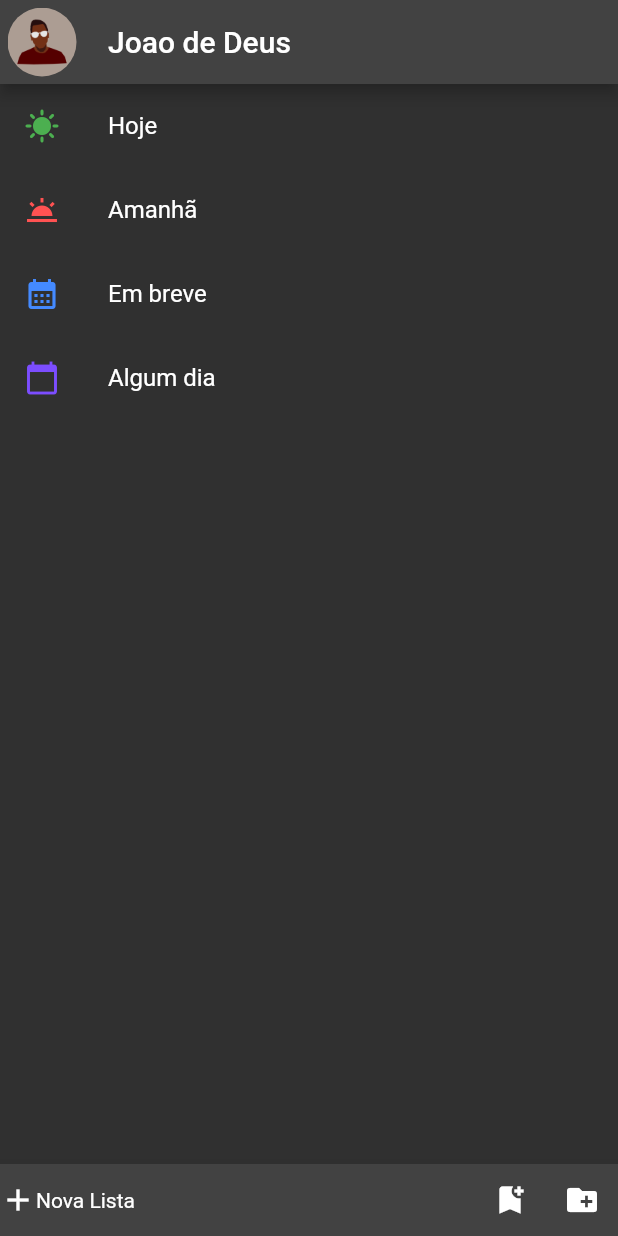
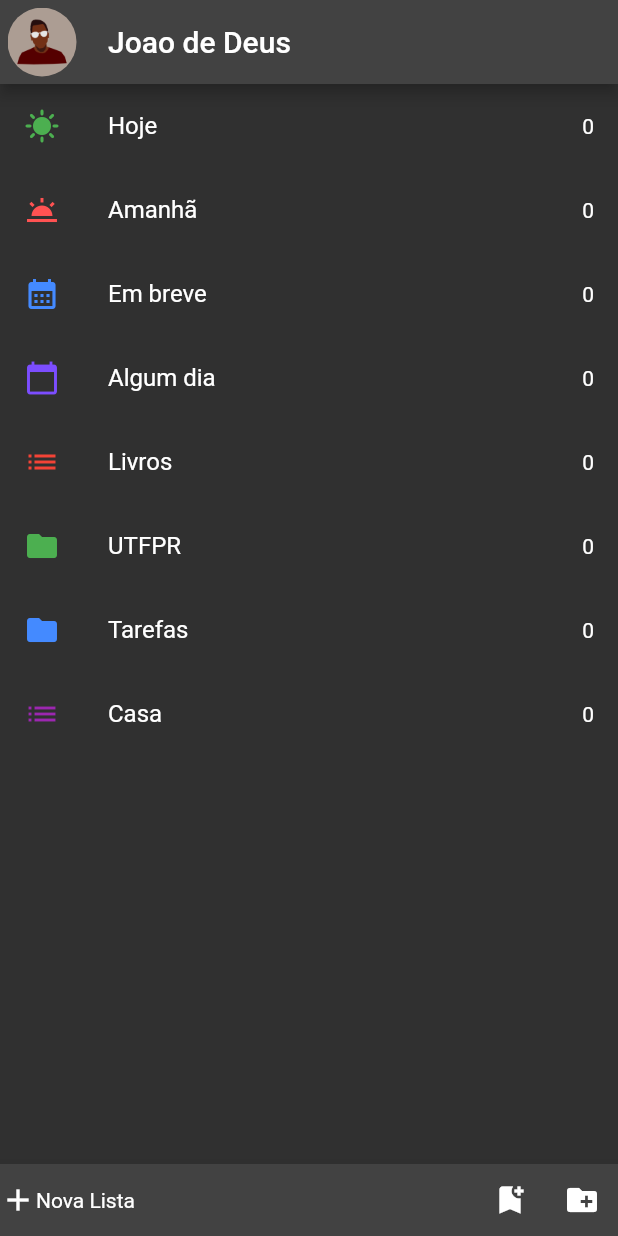
Before and after one commit to laairoy/todo, a Flutter app: the screen it shows after launch, on a phone screen of 412 x 824 dp. Run offline on Flutter 3.47's test engine with Material 2 defaults, Android fonts, the phone set to English and light mode, and no system bars.

Commit message:
added Lists and Folders in home page.

```diff
--- a/lib/pages/home_page.dart
+++ b/lib/pages/home_page.dart
@@ -1,7 +1,9 @@
 import 'package:flutter/material.dart';
-import 'package:todo/pages/fixedList.dart';
+import 'package:todo/pages/fixed_list.dart';
+import 'package:todo/pages/list_repository.dart';
 import 'package:todo/pages/login_data.dart';
 
+import 'load_list.dart';
 import 'login_page.dart';
 
 class HomePage extends StatelessWidget {
@@ -9,6 +11,7 @@ class HomePage extends StatelessWidget {
 
   final LoginData loginData = LoginData();
   final List<ItemList> fixedList = FixedList().fixedList;
+  final List<Item> loadList = ListRepository().loadList;
 
   @override
   Widget build(BuildContext context) {
@@ -25,13 +28,33 @@ class HomePage extends StatelessWidget {
           ),
         ),
       ),
-      body: ListView.builder(
-        itemCount: fixedList.length,
-        itemBuilder: (context, int index) {
-          return ListTile(
-              title: Text(fixedList[index].title),
-              leading: fixedList[index].icon);
-        },
+      body: Column(
+        children: [
+          ListView.builder(
+            shrinkWrap: true,
+            itemCount: fixedList.length,
+            itemBuilder: (context, int index) {
+              return ListTile(
+                title: Text(fixedList[index].title),
+                leading: fixedList[index].icon,
+                trailing: const Text('0'),
+              );
+            },
+          ),
+          ListView.builder(
+            shrinkWrap: true,
+            itemCount: loadList.length,
+            itemBuilder: (context, int index) {
+              return ListTile(
+                title: Text(loadList[index].name),
+                leading: loadList[index].type == ItemType.FOLDER
+                    ? Icon(Icons.folder, color: loadList[index].color)
+                    : Icon(Icons.list, color: loadList[index].color),
+                trailing: const Text('0'),
+              );
+            },
+          ),
+        ],
       ),
       bottomNavigationBar: BottomAppBar(
         color: ThemeData.dark().bottomAppBarColor,
@@ -42,7 +65,8 @@ class HomePage extends StatelessWidget {
               const Icon(Icons.add),
               const Text('Nova Lista'),
               const Spacer(),
-              IconButton(onPressed: () {}, icon: const Icon(Icons.bookmark_add)),
+              IconButton(
+                  onPressed: () {}, icon: const Icon(Icons.bookmark_add)),
               IconButton(
                   onPressed: () {
                     Navigator.push(
--- /dev/null
+++ b/lib/pages/list_repository.dart
@@ -0,0 +1,13 @@
+
+import 'package:flutter/material.dart';
+import 'package:todo/pages/load_list.dart';
+
+class ListRepository {
+  List<Item> loadList = [
+    ListItem(id: 0, name: 'Livros', color: Colors.red, type: ItemType.LIST),
+    ListItem(id: 1, name: 'UTFPR', color: Colors.green, type: ItemType.FOLDER),
+    ListItem(id: 2, name: 'Tarefas', color: Colors.blueAccent, type: ItemType.FOLDER),
+    ListItem(id: 3, name: 'Casa', color: Colors.purple, type: ItemType.LIST),
+
+  ];
+}
--- /dev/null
+++ b/lib/pages/load_list.dart
@@ -0,0 +1,30 @@
+import 'package:flutter/material.dart';
+
+abstract class Item {
+  int id;
+  String name;
+  Color color;
+  ItemType type;
+
+  Item({
+    required this.id,
+    required this.name,
+    required this.color,
+    required this.type,
+  });
+}
+
+class FolderItem extends Item {
+  FolderItem({required int id, required String name, required Color color, required ItemType type})
+      : super(id: id, name: name, color: color, type: type);
+}
+
+class ListItem extends Item {
+  ListItem({required int id, required String name, required Color color, required ItemType type})
+      : super(id: id, name: name, color: color, type: type);
+}
+
+enum ItemType {
+  FOLDER,
+  LIST,
+}
```
Also changed, not shown: lib/pages/fixed_list.dart (renamed from lib/pages/fixedList.dart).
